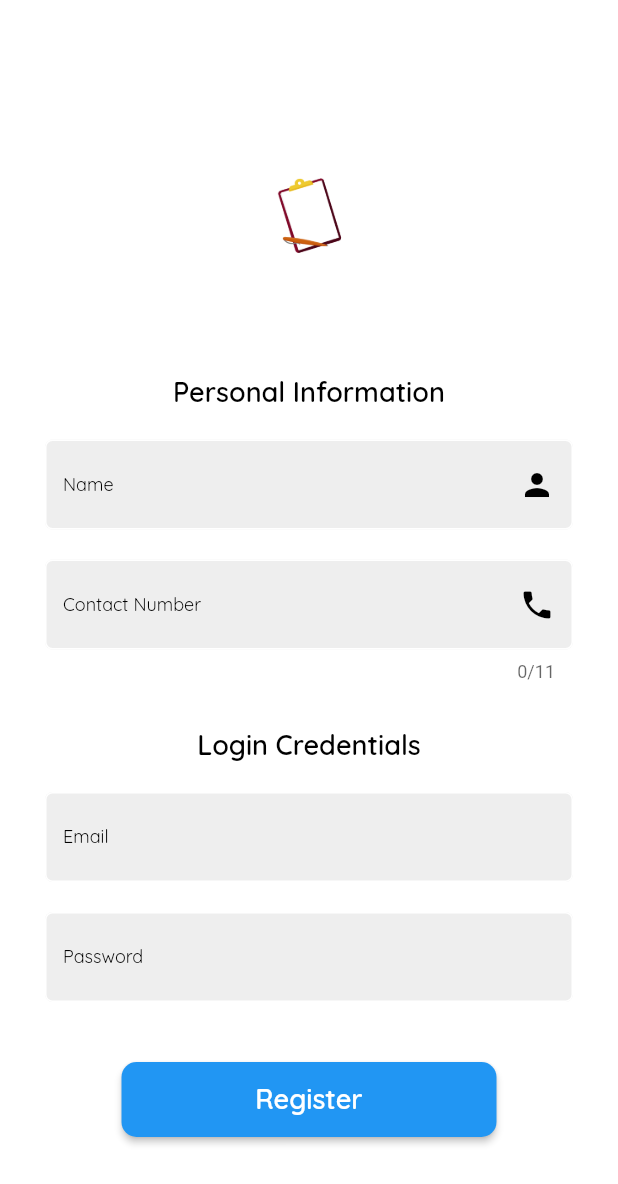
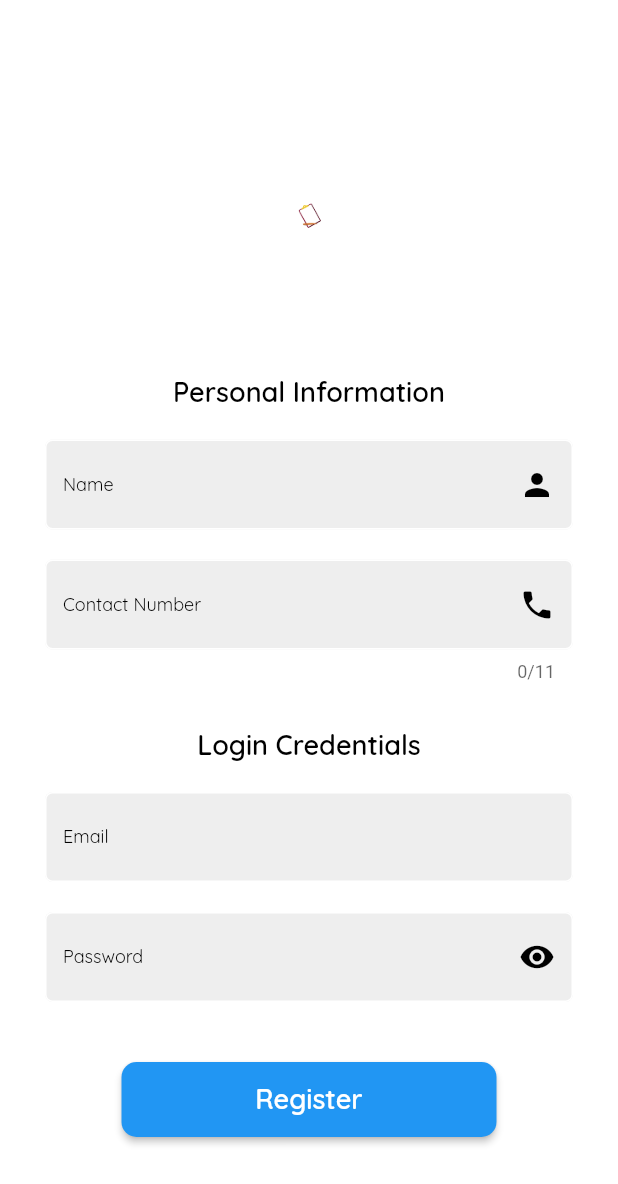
Before and after one commit to Lans12345/Example_code, a Flutter app: the ProviderLogin screen opened directly, after a tap on "Continue as Customer", after a tap on "Register now", on a phone screen of 412 x 824 dp. Shown: the top 1184 px of the screen. Run offline on Flutter 3.47's test engine with Material 2 defaults, Android fonts, the phone set to English and light mode, and no system bars; our stand-ins replace cloud_firestore, firebase_auth, firebase_core, firebase_storage, flutter_rating_bar, fluttertoast and 4 more; accounts and stored records are empty.

Commit message:
added see password

```diff
--- a/lib/auth/login_page.dart.dart
+++ b/lib/auth/login_page.dart.dart
@@ -16,6 +16,8 @@
   late String email;
 
   late String password;
+
+  var isObscure = true;
 
   @override
   Widget build(BuildContext context) {
@@ -63,16 +65,23 @@
               Padding(
                 padding: const EdgeInsets.fromLTRB(30, 10, 30, 10),
                 child: TextFormField(
-                  obscureText: true,
+                  obscureText: isObscure,
                   style: const TextStyle(
                       color: Colors.black, fontFamily: 'QRegular'),
                   onChanged: (input) {
                     password = input;
                   },
                   decoration: InputDecoration(
-                    suffixIcon: const Icon(
-                      Icons.lock,
-                      color: Colors.black,
+                    suffixIcon: IconButton(
+                      onPressed: () {
+                        setState(() {
+                          isObscure = !isObscure;
+                        });
+                      },
+                      icon: Icon(
+                        isObscure ? Icons.visibility : Icons.visibility_off,
+                        color: Colors.black,
+                      ),
                     ),
                     fillColor: Colors.white,
                     filled: true,
--- a/lib/auth/providers/provider_login.dart
+++ b/lib/auth/providers/provider_login.dart
@@ -16,6 +16,8 @@
   late String email;
 
   late String password;
+
+  var isObscure = true;
 
   @override
   Widget build(BuildContext context) {
@@ -63,16 +65,23 @@
               Padding(
                 padding: const EdgeInsets.fromLTRB(30, 10, 30, 10),
                 child: TextFormField(
-                  obscureText: true,
+                  obscureText: isObscure,
                   style: const TextStyle(
                       color: Colors.black, fontFamily: 'QRegular'),
                   onChanged: (input) {
                     password = input;
                   },
                   decoration: InputDecoration(
-                    suffixIcon: const Icon(
-                      Icons.lock,
-                      color: Colors.black,
+                    suffixIcon: IconButton(
+                      onPressed: () {
+                        setState(() {
+                          isObscure = !isObscure;
+                        });
+                      },
+                      icon: Icon(
+                        isObscure ? Icons.visibility : Icons.visibility_off,
+                        color: Colors.black,
+                      ),
                     ),
                     fillColor: Colors.white,
                     filled: true,
--- a/lib/auth/signup_page.dart.dart
+++ b/lib/auth/signup_page.dart.dart
@@ -31,6 +31,8 @@
   var productCategory = 'First Year';
 
   var course = 'IT';
+
+  var isObscure = true;
 
   @override
   Widget build(BuildContext context) {
@@ -153,13 +155,24 @@
             Padding(
               padding: const EdgeInsets.fromLTRB(30, 10, 30, 10),
               child: TextFormField(
-                obscureText: true,
+                obscureText: isObscure,
                 style: const TextStyle(
                     color: Colors.black, fontFamily: 'QRegular'),
                 onChanged: (input) {
                   password = input;
                 },
                 decoration: InputDecoration(
+                  suffixIcon: IconButton(
+                    onPressed: () {
+                      setState(() {
+                        isObscure = !isObscure;
+                      });
+                    },
+                    icon: Icon(
+                      isObscure ? Icons.visibility : Icons.visibility_off,
+                      color: Colors.black,
+                    ),
+                  ),
                   fillColor: Colors.grey[200],
                   filled: true,
                   enabledBorder: OutlineInputBorder(
```
Also changed, not shown: lib/auth/providers/provider_signup.dart (+13 -1 lines).
